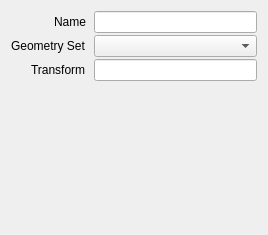
Old version of the form src/session/properties/InstanceProperties.ui in the repository houmain/gpupad.
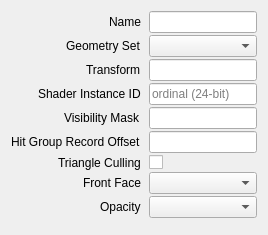
New version of the form. Custom widgets are drawn as their Qt base class.

Commit message: Added more properties to Instance and Geometry

The edit to the form file:
```diff
--- a/src/session/properties/InstanceProperties.ui
+++ b/src/session/properties/InstanceProperties.ui
@@ -64,6 +64,93 @@
      <item row="2" column="1">
       <widget class="ExpressionLineEdit" name="transform"/>
      </item>
+     <item row="3" column="0">
+      <widget class="QLabel" name="labelShaderInstanceId">
+       <property name="text">
+        <string>Shader Instance ID</string>
+       </property>
+      </widget>
+     </item>
+     <item row="3" column="1">
+      <widget class="ExpressionLineEdit" name="shaderInstanceId">
+       <property name="placeholderText">
+        <string>ordinal (24-bit)</string>
+       </property>
+       <property name="toolTip">
+        <string>24-bit value exposed to shaders as the instance ID. Leave empty to use the ordinal instance index.</string>
+       </property>
+      </widget>
+     </item>
+     <item row="4" column="0">
+      <widget class="QLabel" name="labelVisibilityMask">
+       <property name="text">
+        <string>Visibility Mask</string>
+       </property>
+      </widget>
+     </item>
+     <item row="4" column="1">
+      <widget class="ExpressionLineEdit" name="visibilityMask">
+       <property name="toolTip">
+        <string>8-bit visibility mask tested against the ray mask. Zero excludes the instance.</string>
+       </property>
+      </widget>
+     </item>
+     <item row="5" column="0">
+      <widget class="QLabel" name="labelHitGroupRecordOffset">
+       <property name="text">
+        <string>Hit Group Record Offset</string>
+       </property>
+      </widget>
+     </item>
+     <item row="5" column="1">
+      <widget class="ExpressionLineEdit" name="hitGroupRecordOffset">
+       <property name="toolTip">
+        <string>24-bit contribution to shader binding table hit-record selection. This is a record offset, not a byte offset.</string>
+       </property>
+      </widget>
+     </item>
+     <item row="6" column="0">
+      <widget class="QLabel" name="labelTriangleCulling">
+       <property name="text">
+        <string>Triangle Culling</string>
+       </property>
+      </widget>
+     </item>
+     <item row="6" column="1">
+      <widget class="QCheckBox" name="triangleCulling">
+       <property name="toolTip">
+        <string>Allow per-ray front/back triangle culling flags to affect this instance. Rays without a culling flag are unchanged.</string>
+       </property>
+      </widget>
+     </item>
+     <item row="7" column="0">
+      <widget class="QLabel" name="labelFrontFace">
+       <property name="text">
+        <string>Front Face</string>
+       </property>
+      </widget>
+     </item>
+     <item row="7" column="1">
+      <widget class="DataComboBox" name="frontFace">
+       <property name="toolTip">
+        <string>Triangle winding considered front-facing in object space.</string>
+       </property>
+      </widget>
+     </item>
+     <item row="8" column="0">
+      <widget class="QLabel" name="labelOpacityMode">
+       <property name="text">
+        <string>Opacity</string>
+       </property>
+      </widget>
+     </item>
+     <item row="8" column="1">
+      <widget class="DataComboBox" name="opacityMode">
+       <property name="toolTip">
+        <string>Use each Geometry setting or override every Geometry in this instance.</string>
+       </property>
+      </widget>
+     </item>
     </layout>
    </item>
   </layout>
@@ -79,6 +166,11 @@
    <extends>QLineEdit</extends>
    <header>widgets//ExpressionLineEdit.h</header>
   </customwidget>
+  <customwidget>
+   <class>DataComboBox</class>
+   <extends>QComboBox</extends>
+   <header>widgets//DataComboBox.h</header>
+  </customwidget>
  </customwidgets>
  <resources/>
  <connections/>
```
The commit also changes 16 other files.
